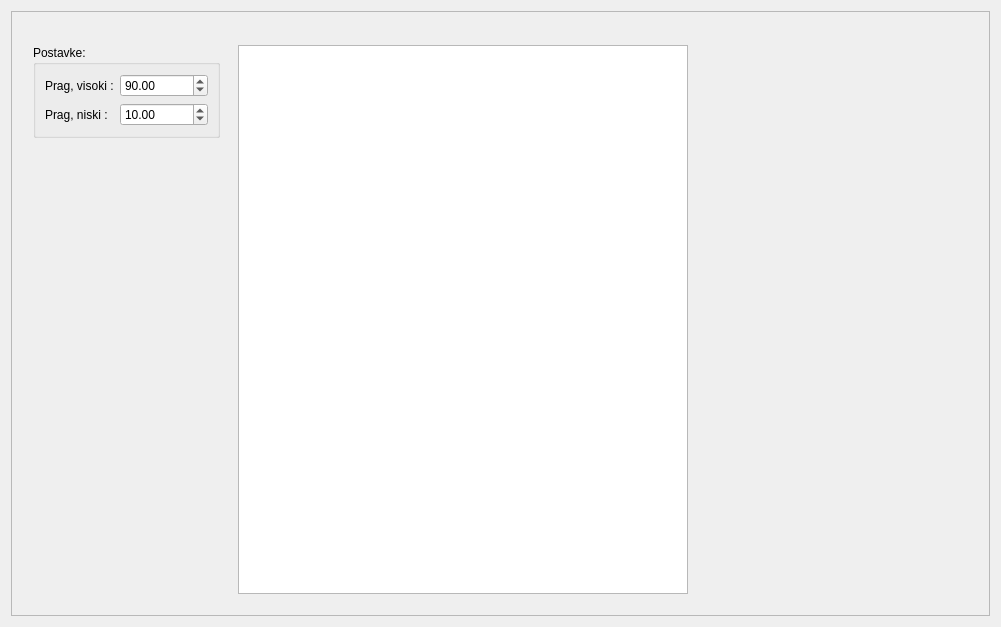
Qt form app/view/uiFiles/tab_odaziv.ui (vmilic/umjeravanje) before a commit.
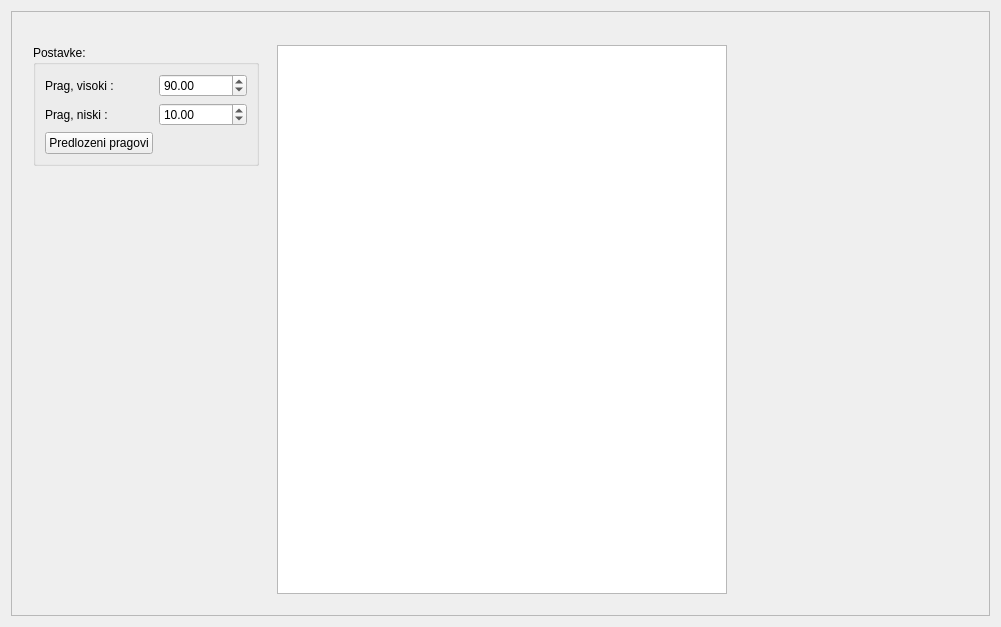
The same form after that commit.

```diff
--- a/app/view/uiFiles/tab_odaziv.ui
+++ b/app/view/uiFiles/tab_odaziv.ui
@@ -92,6 +92,13 @@
                 </property>
                </widget>
               </item>
+              <item row="2" column="0">
+               <widget class="QPushButton" name="pushButtonSetPrag">
+                <property name="text">
+                 <string>Predlozeni pragovi</string>
+                </property>
+               </widget>
+              </item>
              </layout>
             </widget>
            </item>
```
